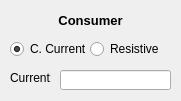
davarabinovich/power_tree_solver, file load_node.ui: the form before one commit.
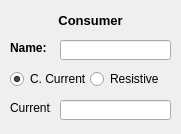
The form after the commit.

Commit message: Nodes' names are added.

The edit to the form file:
```diff
--- a/load_node.ui
+++ b/load_node.ui
@@ -7,7 +7,7 @@
     <x>0</x>
     <y>0</y>
     <width>181</width>
-    <height>101</height>
+    <height>134</height>
    </rect>
   </property>
   <property name="windowTitle">
@@ -17,7 +17,7 @@
    <property name="geometry">
     <rect>
      <x>60</x>
-     <y>70</y>
+     <y>100</y>
      <width>111</width>
      <height>20</height>
     </rect>
@@ -27,7 +27,7 @@
    <property name="geometry">
     <rect>
      <x>10</x>
-     <y>70</y>
+     <y>100</y>
      <width>41</width>
      <height>16</height>
     </rect>
@@ -63,7 +63,7 @@
    <property name="geometry">
     <rect>
      <x>10</x>
-     <y>40</y>
+     <y>70</y>
      <width>83</width>
      <height>18</height>
     </rect>
@@ -82,7 +82,7 @@
    <property name="geometry">
     <rect>
      <x>90</x>
-     <y>40</y>
+     <y>70</y>
      <width>83</width>
      <height>18</height>
     </rect>
@@ -94,6 +94,36 @@
     <string notr="true">typeButtonGroup</string>
    </attribute>
   </widget>
+  <widget class="QLabel" name="nameLabel">
+   <property name="geometry">
+    <rect>
+     <x>10</x>
+     <y>40</y>
+     <width>41</width>
+     <height>16</height>
+    </rect>
+   </property>
+   <property name="font">
+    <font>
+     <pointsize>9</pointsize>
+     <weight>75</weight>
+     <bold>true</bold>
+    </font>
+   </property>
+   <property name="text">
+    <string>Name:</string>
+   </property>
+  </widget>
+  <widget class="QLineEdit" name="nameLineEdit">
+   <property name="geometry">
+    <rect>
+     <x>60</x>
+     <y>40</y>
+     <width>111</width>
+     <height>20</height>
+    </rect>
+   </property>
+  </widget>
  </widget>
  <resources/>
  <connections/>
```
The commit also changes 15 other files.
